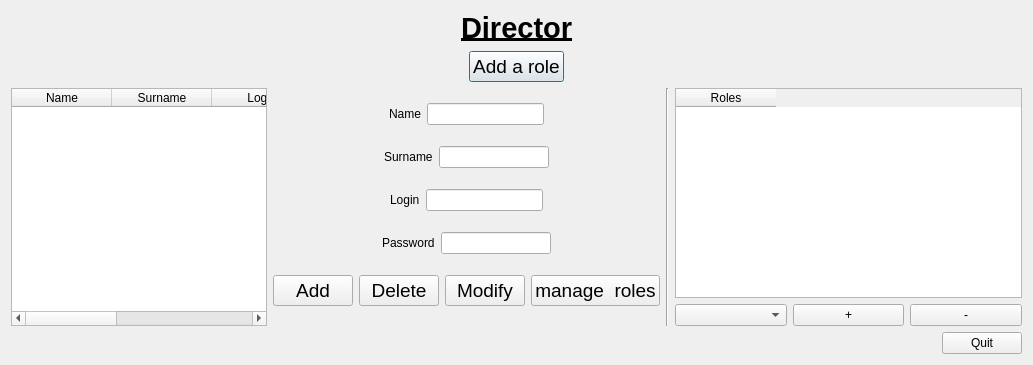
Above: reparationGarage/dialogdirecteur.ui from EquipeNord/reparationVroumVroum before the change. Below: the same form after it.
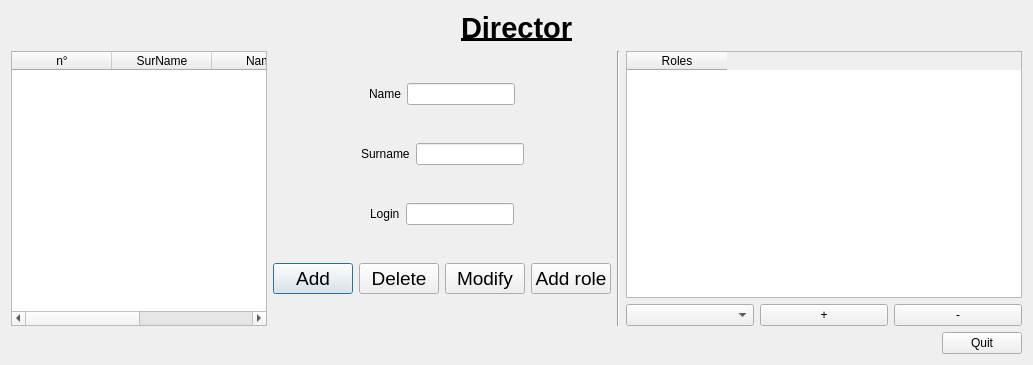
That is the form after the change.

What changed in the file:
```diff
--- a/reparationGarage/dialogdirecteur.ui
+++ b/reparationGarage/dialogdirecteur.ui
@@ -59,82 +59,41 @@
      </item>
     </layout>
    </item>
-   <item>
-    <layout class="QHBoxLayout" name="horizontalLayout_4">
-     <item>
-      <spacer name="horizontalSpacer_3">
-       <property name="orientation">
-        <enum>Qt::Horizontal</enum>
-       </property>
-       <property name="sizeHint" stdset="0">
-        <size>
-         <width>40</width>
-         <height>20</height>
-        </size>
-       </property>
-      </spacer>
-     </item>
-     <item>
-      <widget class="QPushButton" name="pushButton_5">
-       <property name="font">
-        <font>
-         <pointsize>14</pointsize>
-         <weight>50</weight>
-         <italic>false</italic>
-         <bold>false</bold>
-        </font>
-       </property>
-       <property name="text">
-        <string>Add a role</string>
-       </property>
-      </widget>
-     </item>
-     <item>
-      <spacer name="horizontalSpacer_4">
-       <property name="orientation">
-        <enum>Qt::Horizontal</enum>
-       </property>
-       <property name="sizeHint" stdset="0">
-        <size>
-         <width>40</width>
-         <height>20</height>
-        </size>
-       </property>
-      </spacer>
-     </item>
-    </layout>
-   </item>
    <item>
     <layout class="QHBoxLayout" name="horizontalLayout_13">
      <item>
       <layout class="QHBoxLayout" name="horizontalLayout_3">
        <item>
-        <widget class="QTableWidget" name="tableWidgetMod">
+        <widget class="QTableWidget" name="tableWidgetUser">
+         <property name="tabKeyNavigation">
+          <bool>false</bool>
+         </property>
+         <property name="selectionBehavior">
+          <enum>QAbstractItemView::SelectRows</enum>
+         </property>
+         <property name="textElideMode">
+          <enum>Qt::ElideMiddle</enum>
+         </property>
+         <column>
+          <property name="text">
+           <string>n°</string>
+          </property>
+         </column>
+         <column>
+          <property name="text">
+           <string>SurName</string>
+          </property>
+         </column>
          <column>
           <property name="text">
            <string>Name</string>
           </property>
          </column>
-         <column>
-          <property name="text">
-           <string>Surname</string>
-          </property>
-         </column>
          <column>
           <property name="text">
            <string>Login</string>
           </property>
          </column>
-         <column>
-          <property name="text">
-           <string>Password</string>
-          </property>
-         </column>
-         <column>
-          <property name="text">
-           <string>Roles</string>
-          </property>
-         </column>
         </widget>
        </item>
        <item>
@@ -259,46 +218,6 @@
            </item>
           </layout>
          </item>
-         <item>
-          <layout class="QHBoxLayout" name="horizontalLayout_6">
-           <item>
-            <spacer name="horizontalSpacer_11">
-             <property name="orientation">
-              <enum>Qt::Horizontal</enum>
-             </property>
-             <property name="sizeHint" stdset="0">
-              <size>
-               <width>40</width>
-               <height>20</height>
-              </size>
-             </property>
-            </spacer>
-           </item>
-           <item>
-            <widget class="QLabel" name="labelAddMdp">
-             <property name="text">
-              <string>Password</string>
-             </property>
-            </widget>
-           </item>
-           <item>
-            <widget class="QLineEdit" name="lineEditAddMdp"/>
-           </item>
-           <item>
-            <spacer name="horizontalSpacer_12">
-             <property name="orientation">
-              <enum>Qt::Horizontal</enum>
-             </property>
-             <property name="sizeHint" stdset="0">
-              <size>
-               <width>40</width>
-               <height>20</height>
-              </size>
-             </property>
-            </spacer>
-           </item>
-          </layout>
-         </item>
          <item>
           <layout class="QHBoxLayout" name="horizontalLayout_2">
            <item>
@@ -354,7 +273,7 @@
               </font>
              </property>
              <property name="text">
-              <string>manage  roles</string>
+              <string>Add role</string>
              </property>
             </widget>
            </item>
@@ -405,6 +324,12 @@
              <property name="text">
               <string>-</string>
              </property>
+             <property name="default">
+              <bool>false</bool>
+             </property>
+             <property name="flat">
+              <bool>false</bool>
+             </property>
             </widget>
            </item>
           </layout>
```
Left out of the diff: 14 changed lines with no effect on the pictures.
